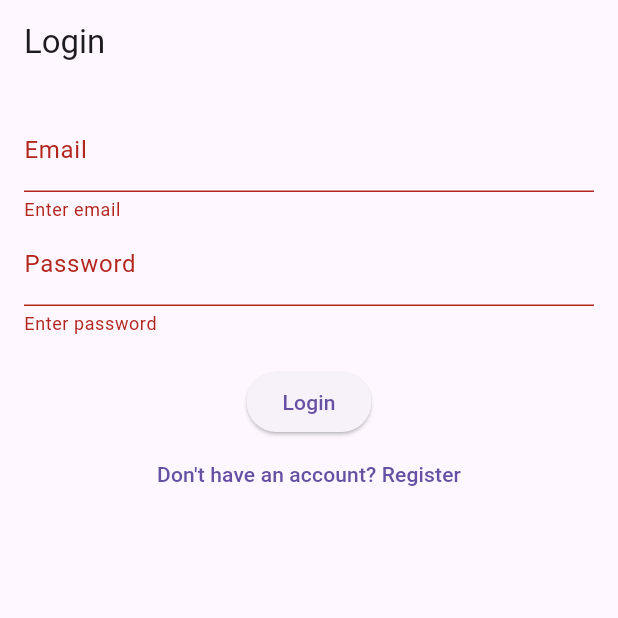
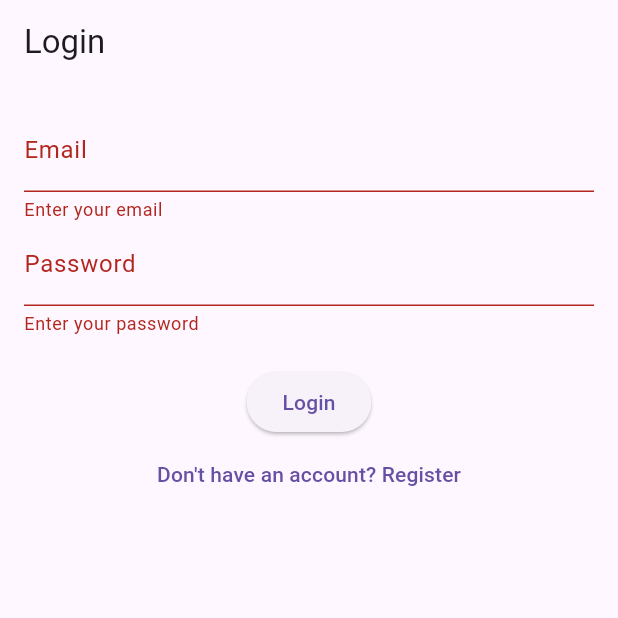
Before and after one commit to Nikhil-8405/autocare_plus, a Flutter app: the screen it shows after launch, after a tap on "Login", on a phone screen of 412 x 824 dp, the top half of it. Run offline on Flutter 3.47's test engine with Material 3 defaults, Android fonts, the phone set to English and light mode, and no system bars; our stand-ins replace shared_preferences, sqflite; accounts and stored records are empty.

Commit message:
Added persistent login and logout functionality with SharedPreferences

```diff
--- a/lib/db/db_helper.dart
+++ b/lib/db/db_helper.dart
@@ -110,6 +110,16 @@ class DBHelper {
     return result.isNotEmpty ? result.first : null;
   }
 
+  Future<Map<String, dynamic>?> getUserById(int id) async {
+    final db = await database;
+    final result = await db.query(
+      'users',
+      where: 'id = ?',
+      whereArgs: [id],
+    );
+    return result.isNotEmpty ? result.first : null;
+  }
+
   Future<bool> isEmailExists(String email) async {
     final db = await database;
     final result = await db.query('users', where: 'email = ?', whereArgs: [email]);
--- a/lib/screens/dashboard.dart
+++ b/lib/screens/dashboard.dart
@@ -9,6 +9,7 @@ import 'package:autocare_plus/screens/add_mileage.dart';
 import 'package:autocare_plus/screens/mileage_log.dart';
 import 'package:autocare_plus/screens/report.dart';
 import 'package:autocare_plus/screens/reminder.dart';
+import 'package:shared_preferences/shared_preferences.dart';
 
 class DashboardScreen extends StatefulWidget {
   final Map<String, dynamic> user;
@@ -59,14 +60,16 @@ class _DashboardScreenState extends State<DashboardScreen> {
             ? [
           IconButton(
             icon: const Icon(Icons.logout),
-            onPressed: () {
+            onPressed: () async {
+              final prefs = await SharedPreferences.getInstance();
+              await prefs.clear();
+
               Navigator.pushReplacementNamed(context, '/login');
             },
           ),
         ]
             : [],
       ),
-
       body: _screens[_selectedIndex],
       bottomNavigationBar: BottomNavigationBar(
         currentIndex: _selectedIndex,
@@ -187,6 +190,7 @@ class _DashboardScreenState extends State<DashboardScreen> {
       ],
     );
   }
+
   Widget _buildTile(BuildContext context, IconData icon, String label, VoidCallback onTap) {
     return GestureDetector(
       onTap: onTap,
--- a/lib/screens/home.dart
+++ b/lib/screens/home.dart
@@ -1,5 +1,8 @@
 import 'package:flutter/material.dart';
 import 'dart:async';
+import 'package:shared_preferences/shared_preferences.dart';
+import '../db/db_helper.dart';
+import 'dashboard.dart';
 
 class HomeScreen extends StatefulWidget {
   const HomeScreen({super.key});
@@ -12,9 +15,31 @@ class _HomeScreenState extends State<HomeScreen> {
   @override
   void initState() {
     super.initState();
-    Timer(const Duration(seconds: 2), () {
-      Navigator.pushReplacementNamed(context, '/login');
-    });
+    _checkLoginStatus();
+  }
+
+  void _checkLoginStatus() async {
+    final prefs = await SharedPreferences.getInstance();
+    bool isLoggedIn = prefs.getBool('isLoggedIn') ?? false;
+
+    await Future.delayed(const Duration(seconds: 2));
+
+    if (isLoggedIn) {
+      int? userId = prefs.getInt('userId');
+      if (userId != null) {
+        final db = DBHelper();
+        final user = await db.getUserById(userId);
+        if (user != null) {
+          Navigator.pushReplacement(
+            context,
+            MaterialPageRoute(builder: (_) => DashboardScreen(user: user)),
+          );
+          return;
+        }
+      }
+    }
+
+    Navigator.pushReplacementNamed(context, '/login');
   }
 
   @override
--- a/lib/screens/login.dart
+++ b/lib/screens/login.dart
@@ -1,16 +1,17 @@
 import 'package:flutter/material.dart';
+import 'package:shared_preferences/shared_preferences.dart';
 import '../db/db_helper.dart';
 import 'dashboard.dart';
 
 class LoginScreen extends StatefulWidget {
   @override
-  _LoginScreenState createState() => _LoginScreenState();
+  State<LoginScreen> createState() => _LoginScreenState();
 }
 
 class _LoginScreenState extends State<LoginScreen> {
+  final _emailController = TextEditingController();
+  final _passwordController = TextEditingController();
   final _formKey = GlobalKey<FormState>();
-  final TextEditingController _emailController = TextEditingController();
-  final TextEditingController _passwordController = TextEditingController();
 
   void _loginUser() async {
     if (_formKey.currentState!.validate()) {
@@ -21,6 +22,11 @@ class _LoginScreenState extends State<LoginScreen> {
       );
 
       if (user != null) {
+
+        final prefs = await SharedPreferences.getInstance();
+        await prefs.setBool('isLoggedIn', true);
+        await prefs.setInt('userId', user['id']);
+
         ScaffoldMessenger.of(context).showSnackBar(
           SnackBar(content: Text("Login Successful!")),
         );
@@ -42,28 +48,30 @@ class _LoginScreenState extends State<LoginScreen> {
   @override
   Widget build(BuildContext context) {
     return Scaffold(
-      appBar: AppBar(title: Text("Login")),
+      appBar: AppBar(title: const Text("Login")),
       body: Padding(
-        padding: EdgeInsets.all(16.0),
+        padding: const EdgeInsets.all(16.0),
         child: Form(
           key: _formKey,
           child: Column(
             children: [
               TextFormField(
                 controller: _emailController,
-                decoration: InputDecoration(labelText: "Email"),
-                validator: (value) => value!.isEmpty ? "Enter email" : null,
+                decoration: const InputDecoration(labelText: "Email"),
+                validator: (value) =>
+                value!.isEmpty ? "Enter your email" : null,
               ),
               TextFormField(
                 controller: _passwordController,
                 obscureText: true,
-                decoration: InputDecoration(labelText: "Password"),
-                validator: (value) => value!.isEmpty ? "Enter password" : null,
+                decoration: const InputDecoration(labelText: "Password"),
+                validator: (value) =>
+                value!.isEmpty ? "Enter your password" : null,
               ),
-              SizedBox(height: 20),
+              const SizedBox(height: 20),
               ElevatedButton(
                 onPressed: _loginUser,
-                child: Text("Login"),
+                child: const Text("Login"),
               ),
               TextButton(
                 onPressed: () {
--- a/pubspec.yaml
+++ b/pubspec.yaml
@@ -40,6 +40,7 @@ dependencies:
   fluttertoast: ^8.2.4       # To show small messages
   provider: ^6.1.2           # For state management (optional but useful)
   intl: ^0.20.2
+  shared_preferences: ^2.2.3
 
 dev_dependencies:
   flutter_test:
```
Also changed, not shown: pubspec.lock.
